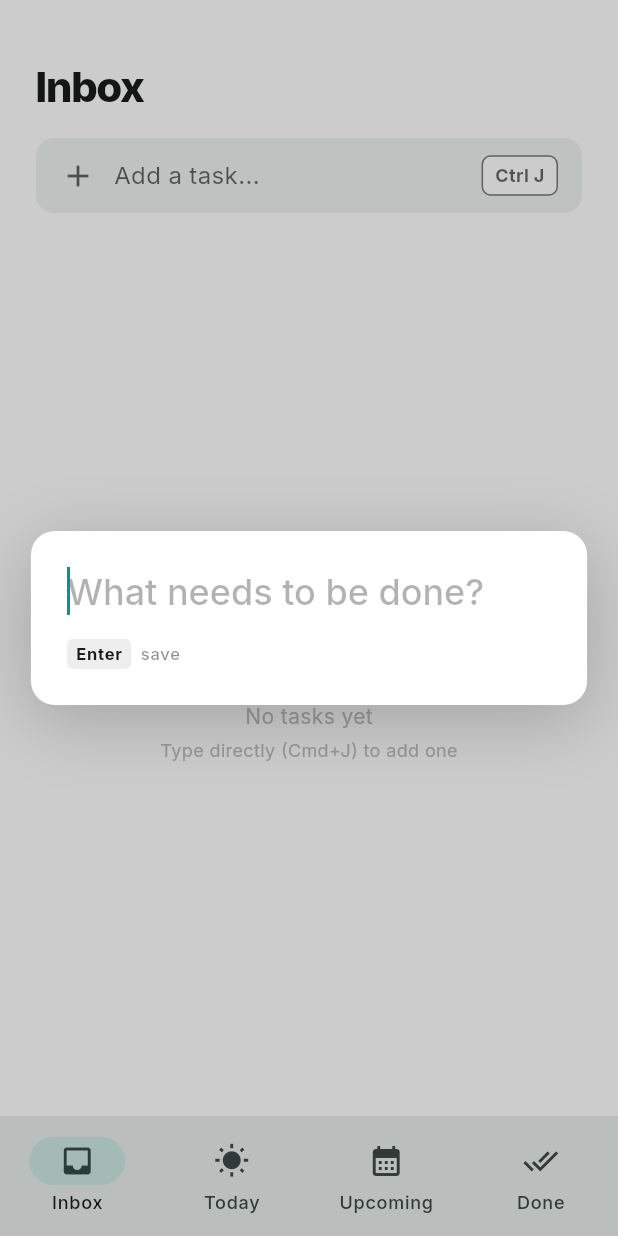
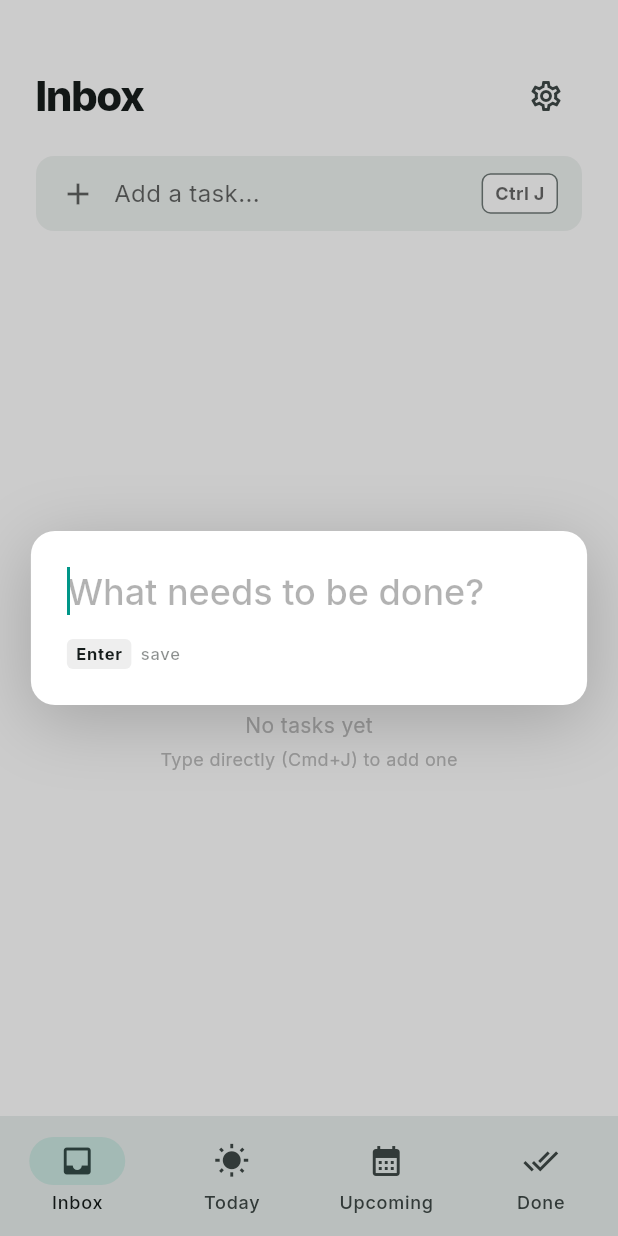
Before and after one commit to Camelia727/Velist, a Flutter app: the screen it shows after launch, after a tap on "Add a task...", on a phone screen of 412 x 824 dp. Run offline on Flutter 3.47's test engine with Material 3 defaults, Android fonts, the phone set to English and light mode, and no system bars; our stand-ins replace flutter_hooks, flutter_slidable, gap, go_router, google_fonts, hive and 2 more; missing offline and left inert: window_manager; accounts and stored records are empty.

Commit message:
feature(ui): 添加window标题栏，添加设置页（主题切换/ai开关）

```diff
--- /dev/null
+++ b/velist/lib/core/widgets/window_title_bar.dart
@@ -0,0 +1,46 @@
+import 'dart:io';
+import 'package:flutter/foundation.dart';
+import 'package:flutter/material.dart';
+import 'package:window_manager/window_manager.dart';
+
+class WindowTitleBar extends StatelessWidget {
+  final Color? backgroundColor;
+
+  const WindowTitleBar({super.key, this.backgroundColor});
+
+  @override
+  Widget build(BuildContext context) {
+    // 1. 如果是 Web 或 移动端，不需要标题栏，直接隐藏
+    if (kIsWeb || (!Platform.isMacOS && !Platform.isWindows && !Platform.isLinux)) {
+      return const SizedBox.shrink();
+    }
+
+    // 2. 这里的 AppTheme 颜色适配
+    final brightness = Theme.of(context).brightness;
+
+    // 3. macOS 布局：只有拖拽区域，没有按钮（系统红绿灯在左上角）
+    if (Platform.isMacOS) {
+      return Container(
+        height: 28, // macOS 标准标题栏高度
+        color: backgroundColor ?? Colors.transparent,
+        child: const DragToMoveArea(
+          child: SizedBox.expand(),
+        ),
+      );
+    }
+
+    // 4. Windows/Linux 布局：使用 window_manager 自带的 WindowCaption
+    // 它包含了 最小化/最大化/关闭 按钮，并且支持拖拽
+    return Container(
+      height: 32, // Windows 标准高度
+      color: backgroundColor ?? Colors.transparent,
+      child: WindowCaption(
+        brightness: brightness,
+        backgroundColor: Colors.transparent,
+        title: const SizedBox.shrink(), // 不显示文字标题
+        // 自定义按钮图标颜色 (可选)
+        // iconColor: Theme.of(context).iconTheme.color,
+      ),
+    );
+  }
+}
--- a/velist/lib/features/home/presentation/home_screen.dart
+++ b/velist/lib/features/home/presentation/home_screen.dart
@@ -1,11 +1,13 @@
 import 'package:flutter/material.dart';
 import 'package:hooks_riverpod/hooks_riverpod.dart';
+import 'package:go_router/go_router.dart';
 import 'package:gap/gap.dart';
 import 'package:flutter/services.dart';
 import '../../task/providers/task_providers.dart';
 import '../../task/presentation/task_list_view.dart';
 import 'widgets/desktop_sidebar.dart';
 import '../../task/presentation/super_input_box.dart';
+import '../../../core/widgets/window_title_bar.dart';
 
 class HomeScreen extends ConsumerStatefulWidget {
   const HomeScreen({super.key});
@@ -59,7 +61,11 @@ class _HomeScreenState extends ConsumerState<HomeScreen> {
         debugLabel: 'RootFocus',
         child: Scaffold(
           // 点击背景重新聚焦应用
-          body: GestureDetector(
+          body: Column(
+            children: [
+              const WindowTitleBar(),
+              Expanded(
+                child: GestureDetector(
                   onTap: () {
                     // 显式让 RootFocus 重新获得焦点
                     FocusScope.of(context).requestFocus();
@@ -72,7 +78,8 @@ class _HomeScreenState extends ConsumerState<HomeScreen> {
                           selectedIndex: currentFilter.index,
                           onDestinationSelected: (index) {
                             final filter = TaskFilter.values[index];
-                      ref.read(taskFilterProvider.notifier).state = filter;
+                            ref.read(taskFilterProvider.notifier).state =
+                                filter;
                           },
                         ),
                       Expanded(
@@ -80,9 +87,14 @@ class _HomeScreenState extends ConsumerState<HomeScreen> {
                           crossAxisAlignment: CrossAxisAlignment.start,
                           children: [
                             Padding(
-                        padding: const EdgeInsets.fromLTRB(24, 40, 24, 10),
+                              padding:
+                                  const EdgeInsets.fromLTRB(24, 40, 24, 10),
                               child: Column(
                                 crossAxisAlignment: CrossAxisAlignment.start,
+                                children: [
+                                  Row(
+                                    mainAxisAlignment:
+                                        MainAxisAlignment.spaceBetween,
                                     children: [
                                       Text(
                                         _getFilterTitle(currentFilter),
@@ -91,10 +103,20 @@ class _HomeScreenState extends ConsumerState<HomeScreen> {
                                             .headlineMedium
                                             ?.copyWith(
                                               fontWeight: FontWeight.w800,
-                                    color:
-                                        Theme.of(context).colorScheme.onSurface,
+                                              color: Theme.of(context)
+                                                  .colorScheme
+                                                  .onSurface,
                                               letterSpacing: -1.0,
                                             ),
+                                      ),
+                                      // 设置入口按钮
+                                      IconButton(
+                                        icon:
+                                            const Icon(Icons.settings_outlined),
+                                        onPressed: () =>
+                                            context.push('/settings'),
+                                      ),
+                                    ],
                                   ),
                                   const Gap(16),
 
@@ -110,17 +132,19 @@ class _HomeScreenState extends ConsumerState<HomeScreen> {
                                             .withValues(alpha: 0.5),
                                         borderRadius: BorderRadius.circular(12),
                                       ),
-                                padding:
-                                    const EdgeInsets.symmetric(horizontal: 16),
+                                      padding: const EdgeInsets.symmetric(
+                                          horizontal: 16),
                                       child: Row(
                                         children: [
                                           Icon(Icons.add,
-                                        color: Theme.of(context).hintColor),
+                                              color:
+                                                  Theme.of(context).hintColor),
                                           const Gap(12),
                                           Text(
                                             "Add a task...",
                                             style: TextStyle(
-                                          color: Theme.of(context).hintColor,
+                                                color:
+                                                    Theme.of(context).hintColor,
                                                 fontSize: 16),
                                           ),
                                           const Spacer(),
@@ -128,18 +152,21 @@ class _HomeScreenState extends ConsumerState<HomeScreen> {
                                             padding: const EdgeInsets.symmetric(
                                                 horizontal: 8, vertical: 4),
                                             decoration: BoxDecoration(
-                                        color: Theme.of(context).canvasColor,
-                                        borderRadius: BorderRadius.circular(6),
+                                              color:
+                                                  Theme.of(context).canvasColor,
+                                              borderRadius:
+                                                  BorderRadius.circular(6),
                                               border: Border.all(
-                                            color:
-                                                Theme.of(context).dividerColor),
+                                                  color: Theme.of(context)
+                                                      .dividerColor),
                                             ),
                                             child: Text(
                                               shortcutLabel,
                                               style: TextStyle(
                                                   fontSize: 12,
                                                   fontWeight: FontWeight.bold,
-                                            color: Theme.of(context).hintColor),
+                                                  color: Theme.of(context)
+                                                      .hintColor),
                                             ),
                                           ),
                                         ],
@@ -158,6 +185,10 @@ class _HomeScreenState extends ConsumerState<HomeScreen> {
                     ],
                   ),
                 ),
+              )
+            ],
+          ),
+
           bottomNavigationBar: isDesktop
               ? null
               : NavigationBar(
--- /dev/null
+++ b/velist/lib/features/settings/providers/settings_provider.dart
@@ -0,0 +1,26 @@
+import 'package:hooks_riverpod/hooks_riverpod.dart';
+import '../../../data/services/database_service.dart';
+
+final settingsProvider =
+    StateNotifierProvider<SettingsNotifier, Settings>((ref) {
+    final dbService = ref.watch(databaseServiceProvider);
+    return SettingsNotifier(dbService);
+});
+
+class SettingsNotifier extends StateNotifier<Settings> {
+    final DatabaseService _dbService;
+
+    SettingsNotifier(this._dbService) : super(_dbService.getSettings());
+
+    void toggleTheme(bool isDark) {
+        // 1. 更新内存状态 (UI 立即响应)
+        state = state.copyWith(isDarkMode: isDark);
+        // 2. 持久化到数据库
+        _dbService.updateTheme(isDark);
+    }
+
+    void toggleSmartParsing(bool isEnabled) {
+        state = state.copyWith(enableSmartParsing: isEnabled);
+        _dbService.updateSmartParsing(isEnabled);
+    }
+}
--- a/velist/lib/main.dart
+++ b/velist/lib/main.dart
@@ -2,34 +2,25 @@ import 'dart:io';
 import 'package:flutter/foundation.dart';
 import 'package:flutter/material.dart';
 import 'package:hooks_riverpod/hooks_riverpod.dart';
-import 'package:go_router/go_router.dart';
-import 'package:velist/features/home/presentation/home_screen.dart';
 import 'package:window_manager/window_manager.dart';
 import 'core/theme/app_theme.dart';
 import 'data/services/database_service.dart';
-
-final _router = GoRouter(
-  initialLocation: '/',
-  routes: [
-    GoRoute(
-      path: '/',
-      builder: (context, state) => const HomeScreen(),
-    ),
-  ],
-);
+import 'router/app_router.dart';
+import 'features/settings/providers/settings_provider.dart';
 
 void main() async {
   WidgetsFlutterBinding.ensureInitialized();
 
   // 初始化数据库服务 (Hive)
   final dbService = DatabaseService();
-  await dbService.init(); // ✅ 这一步会自动处理 Web 的 IndexedDB
+  await dbService.init();
 
-  // 桌面端初始化配置 (Page 5: Desktop Utils)
+  // 桌面端初始化配置
   if (!kIsWeb && (Platform.isWindows || Platform.isLinux || Platform.isMacOS)) {
     await windowManager.ensureInitialized();
     WindowOptions windowOptions = const WindowOptions(
       size: Size(800, 600),
+      minimumSize: Size(800, 600),
       center: true,
       backgroundColor: Colors.transparent,
       skipTaskbar: false,
@@ -52,17 +43,21 @@ void main() async {
   );
 }
 
-class VelistApp extends StatelessWidget {
+class VelistApp extends ConsumerWidget {
   const VelistApp({super.key});
 
   @override
-  Widget build(BuildContext context) {
+  Widget build(BuildContext context, WidgetRef ref) {
+    final router = ref.watch(routerProvider);
+    final settings = ref.watch(settingsProvider);
+    final themeMode = settings.isDarkMode ? ThemeMode.dark : ThemeMode.light;
+
     return MaterialApp.router(
       title: 'Velist',
       theme: AppTheme.light,
       darkTheme: AppTheme.dark,
-      themeMode: ThemeMode.system, // 暂时跟随系统
-      routerConfig: _router,
+      themeMode: themeMode,
+      routerConfig: router,
       debugShowCheckedModeBanner: false,
     );
   }
--- /dev/null
+++ b/velist/lib/router/app_router.dart
@@ -0,0 +1,21 @@
+import 'package:go_router/go_router.dart';
+import 'package:hooks_riverpod/hooks_riverpod.dart';
+import '../../features/home/presentation/home_screen.dart';
+import '../../features/settings/presentation/settings_page.dart';
+
+final routerProvider = Provider<GoRouter>((ref) {
+  return GoRouter(
+    initialLocation: '/',
+    routes: [
+      GoRoute(
+        path: '/',
+        builder: (context, state) => const HomeScreen(),
+      ),
+      // Phase 3.5: Settings Route
+      GoRoute(
+        path: '/settings',
+        builder: (context, state) => const SettingsPage()
+      ),
+    ],
+  );
+});
```
Also changed, not shown: velist/lib/data/models/hive_models.dart (+10 -0 lines), velist/lib/data/services/database_service.dart (+35 -0 lines), velist/lib/features/settings/presentation/settings_page.dart (added, +92 -0 lines), velist/lib/features/task/presentation/super_input_box.dart (+32 -17 lines). Lines whose indentation alone changed are shown as unchanged.
